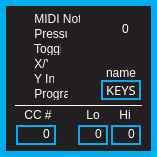
First picture: the form in standalone/ezpz/forms/keyform.ui, repository Muse-Kinetics/softstep_editor, before the edit.
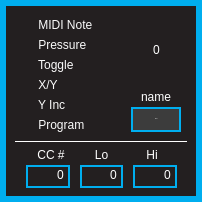
Second picture: the form after the edit. The open tabs and pages were chosen to show the change. Icons and pictures are not drawn.

Commit message: v2.1.0B MacOS Build -Updated UI - enlarged basic editor by hand rather than using buggy qt scaling -Appload form not working, but load is so fast it may not be necessary -Fixed missing MMC Function label in modlines -Fixed scroll bug in navmodline dropdowns Added tooltips to basic editor

Patch:
```diff
--- a/standalone/ezpz/forms/keyform.ui
+++ b/standalone/ezpz/forms/keyform.ui
@@ -6,8 +6,8 @@
    <rect>
     <x>0</x>
     <y>0</y>
-    <width>157</width>
-    <height>157</height>
+    <width>202</width>
+    <height>202</height>
    </rect>
   </property>
   <property name="windowTitle">
@@ -17,7 +17,7 @@
    <bool>false</bool>
   </property>
   <property name="styleSheet">
-   <string notr="true">QWidget
+   <string notr="true">QWidget#keyForm
 {
 	background:		rgba(35,31,32,255);
 	border: 6px solid rgba(0,174,239,255);
@@ -33,7 +33,7 @@
 {
 	background:		rgba(0,0,0,0);
 	color: 				white;
-	font: 				10pt &quot;Futura&quot;;
+	font: 				14px &quot;Futura&quot;;
 	border:				none;
 }
 
@@ -45,7 +45,7 @@
 /* ---------- QSpinBox ------------*/
 QSpinBox
 {
-	font: 10pt &quot;Futura&quot;;
+	font: 14px &quot;Futura&quot;;
 	border: 2px solid rgb(0,174,239);
 	background-color: rgba(0, 0, 0, 255);
 	color: white;
@@ -61,8 +61,8 @@
 /* ---------- QLineEdit ------------*/
 QLineEdit
 {
-	font: 10pt &quot;Futura&quot;;
-	background: rgba(0,174,239,0);
+	font: 14px&quot;Futura&quot;;
+	background: rgba(60,60,60,255);
 	border: 2px solid rgba(0,174,239,255);
 	border-radius: 0px;
 	color: white;
@@ -84,18 +84,54 @@
 /* ---------- QCheckBox ------------*/
 QCheckBox
 {
-	font: 10pt &quot;Futura&quot;;
-	background:rgba(0,174,239,0);
-	color: white;
-	padding:0, 3, 0, 0;
-	border: none;
-}
+	color: rgba(255,255,255,250);
+	background: rgba(0,0,0,0);
+	font: 12px &quot;Futura&quot;;
+	border:	none;
 
-QCheckBox:focus
-{
-	background:rgba(0,174,239,0);
 }
 
+QCheckBox::indicator {
+     width: 14px;
+     height: 14px;
+	padding:0, 0, 0, 0;
+ }
+
+  QCheckBox::indicator::unchecked {
+     image: url(:/resources/radio_off.svg);
+ }
+
+ QCheckBox::indicator:unchecked:hover {
+     image: url(:/resources/radio_off.svg);
+ }
+
+ QCheckBox::indicator:unchecked:pressed {
+     image: url(:/resources/radio_on.svg);
+ }
+
+ QCheckBox::indicator::checked {
+     image: url(:/resources/radio_on.svg);
+ }
+
+ QCheckBox::indicator:checked:pressed {
+     image: url(:/resources/radio_off.svg);
+ }
+
+ QCheckBox::indicator::unchecked:focus {
+     image: url(:/resources/radio_focus_off.svg);
+ }
+
+ QCheckBox::indicator:unchecked:pressed:focus {
+     image: url(:/resources/radio_focus_on.svg);
+ }
+
+ QCheckBox::indicator::checked:focus {
+     image: url(:/resources/radio_focus_on.svg);
+ }
+
+ QCheckBox::indicator:checked:pressed:focus {
+     image: url(:/resources/radio_focus_off.svg);
+ }
 
 /* ------- QStackedWidget ---------*/
 QStackedWidget
@@ -104,22 +140,22 @@
 background: black;
 }
 
+
+
 </string>
   </property>
   <widget class="QLineEdit" name="name">
    <property name="geometry">
     <rect>
-     <x>101</x>
-     <y>80</y>
-     <width>40</width>
-     <height>20</height>
+     <x>131</x>
+     <y>107</y>
+     <width>50</width>
+     <height>25</height>
     </rect>
    </property>
    <property name="font">
     <font>
-     <family>Futura</family>
-     <pointsize>10</pointsize>
-     <weight>50</weight>
+     <pointsize>-1</pointsize>
      <italic>false</italic>
      <bold>false</bold>
     </font>
@@ -140,68 +176,23 @@
     <number>4</number>
    </property>
    <property name="alignment">
-    <set>Qt::AlignRight|Qt::AlignTrailing|Qt::AlignVCenter</set>
+    <set>Qt::AlignCenter</set>
    </property>
   </widget>
   <widget class="QCheckBox" name="sourceNote">
    <property name="geometry">
     <rect>
      <x>15</x>
-     <y>12</y>
-     <width>65</width>
-     <height>16</height>
+     <y>15</y>
+     <width>120</width>
+     <height>20</height>
     </rect>
    </property>
    <property name="focusPolicy">
     <enum>Qt::WheelFocus</enum>
    </property>
    <property name="styleSheet">
-    <string notr="true">QCheckBox
-{
-color: rgba(255,255,255,250);
-	font: 10pt &quot;Futura&quot;;
-}
-
-QCheckBox::indicator {
-     width: 10px;
-     height: 10px;
- }
-
-  QCheckBox::indicator::unchecked {
-     image: url(:/resources/radio_off.png);
- }
-
- QCheckBox::indicator:unchecked:hover {
-     image: url(:/resources/radio_off.png);
- }
-
- QCheckBox::indicator:unchecked:pressed {
-     image: url(:/resources/radio_on.png);
- }
-
- QCheckBox::indicator::checked {
-     image: url(:/resources/radio_on.png);
- }
-
- QCheckBox::indicator:checked:pressed {
-     image: url(:/resources/radio_off.png);
- }
-
- QCheckBox::indicator::unchecked:focus {
-     image: url(:/resources/radio_focus_off.png);
- }
-
- QCheckBox::indicator:unchecked:pressed:focus {
-     image: url(:/resources/radio_focus_on.png);
- }
-
- QCheckBox::indicator::checked:focus {
-     image: url(:/resources/radio_focus_on.png);
- }
-
- QCheckBox::indicator:checked:pressed:focus {
-     image: url(:/resources/radio_focus_off.png);
- }</string>
+    <string notr="true"/>
    </property>
    <property name="text">
     <string> MIDI Note</string>
@@ -211,61 +202,16 @@
    <property name="geometry">
     <rect>
      <x>15</x>
-     <y>27</y>
-     <width>52</width>
-     <height>16</height>
+     <y>35</y>
+     <width>120</width>
+     <height>20</height>
     </rect>
    </property>
    <property name="focusPolicy">
     <enum>Qt::WheelFocus</enum>
    </property>
    <property name="styleSheet">
-    <string notr="true">QCheckBox
-{
-color: rgba(255,255,255,250);
-	font: 10pt &quot;Futura&quot;;
-}
-
-QCheckBox::indicator {
-     width: 10px;
-     height: 10px;
- }
-
-  QCheckBox::indicator::unchecked {
-     image: url(:/resources/radio_off.png);
- }
-
- QCheckBox::indicator:unchecked:hover {
-     image: url(:/resources/radio_off.png);
- }
-
- QCheckBox::indicator:unchecked:pressed {
-     image: url(:/resources/radio_on.png);
- }
-
- QCheckBox::indicator::checked {
-     image: url(:/resources/radio_on.png);
- }
-
- QCheckBox::indicator:checked:pressed {
-     image: url(:/resources/radio_off.png);
- }
-
- QCheckBox::indicator::unchecked:focus {
-     image: url(:/resources/radio_focus_off.png);
- }
-
- QCheckBox::indicator:unchecked:pressed:focus {
-     image: url(:/resources/radio_focus_on.png);
- }
-
- QCheckBox::indicator::checked:focus {
-     image: url(:/resources/radio_focus_on.png);
- }
-
- QCheckBox::indicator:checked:pressed:focus {
-     image: url(:/resources/radio_focus_off.png);
- }</string>
+    <string notr="true"/>
    </property>
    <property name="text">
     <string> Pressure</string>
@@ -275,61 +221,16 @@
    <property name="geometry">
     <rect>
      <x>15</x>
-     <y>42</y>
-     <width>46</width>
-     <height>16</height>
+     <y>55</y>
+     <width>120</width>
+     <height>20</height>
     </rect>
    </property>
    <property name="focusPolicy">
     <enum>Qt::WheelFocus</enum>
    </property>
    <property name="styleSheet">
-    <string notr="true">QCheckBox
-{
-color: rgba(255,255,255,250);
-	font: 10pt &quot;Futura&quot;;
-}
-
-QCheckBox::indicator {
-     width: 10px;
-     height: 10px;
- }
-
-  QCheckBox::indicator::unchecked {
-     image: url(:/resources/radio_off.png);
- }
-
- QCheckBox::indicator:unchecked:hover {
-     image: url(:/resources/radio_off.png);
- }
-
- QCheckBox::indicator:unchecked:pressed {
-     image: url(:/resources/radio_on.png);
- }
-
- QCheckBox::indicator::checked {
-     image: url(:/resources/radio_on.png);
- }
-
- QCheckBox::indicator:checked:pressed {
-     image: url(:/resources/radio_off.png);
- }
-
- QCheckBox::indicator::unchecked:focus {
-     image: url(:/resources/radio_focus_off.png);
- }
-
- QCheckBox::indicator:unchecked:pressed:focus {
-     image: url(:/resources/radio_focus_on.png);
- }
-
- QCheckBox::indicator::checked:focus {
-     image: url(:/resources/radio_focus_on.png);
- }
-
- QCheckBox::indicator:checked:pressed:focus {
-     image: url(:/resources/radio_focus_off.png);
- }</string>
+    <string notr="true"/>
    </property>
    <property name="text">
     <string> Toggle</string>
@@ -339,61 +240,16 @@
    <property name="geometry">
     <rect>
      <x>15</x>
-     <y>57</y>
-     <width>33</width>
-     <height>16</height>
+     <y>75</y>
+     <width>120</width>
+     <height>20</height>
     </rect>
    </property>
    <property name="focusPolicy">
     <enum>Qt::WheelFocus</enum>
    </property>
    <property name="styleSheet">
-    <string notr="true">QCheckBox
-{
-color: rgba(255,255,255,250);
-	font: 10pt &quot;Futura&quot;;
-}
-
-QCheckBox::indicator {
-     width: 10px;
-     height: 10px;
- }
-
-  QCheckBox::indicator::unchecked {
-     image: url(:/resources/radio_off.png);
- }
-
- QCheckBox::indicator:unchecked:hover {
-     image: url(:/resources/radio_off.png);
- }
-
- QCheckBox::indicator:unchecked:pressed {
-     image: url(:/resources/radio_on.png);
- }
-
- QCheckBox::indicator::checked {
-     image: url(:/resources/radio_on.png);
- }
-
- QCheckBox::indicator:checked:pressed {
-     image: url(:/resources/radio_off.png);
- }
-
- QCheckBox::indicator::unchecked:focus {
-     image: url(:/resources/radio_focus_off.png);
- }
-
- QCheckBox::indicator:unchecked:pressed:focus {
-     image: url(:/resources/radio_focus_on.png);
- }
-
- QCheckBox::indicator::checked:focus {
-     image: url(:/resources/radio_focus_on.png);
- }
-
- QCheckBox::indicator:checked:pressed:focus {
-     image: url(:/resources/radio_focus_off.png);
- }</string>
+    <string notr="true"/>
    </property>
    <property name="text">
     <string> X/Y</string>
@@ -403,61 +259,16 @@
    <property name="geometry">
     <rect>
      <x>15</x>
-     <y>72</y>
-     <width>39</width>
-     <height>16</height>
+     <y>95</y>
+     <width>110</width>
+     <height>20</height>
     </rect>
    </property>
    <property name="focusPolicy">
     <enum>Qt::WheelFocus</enum>
    </property>
    <property name="styleSheet">
-    <string notr="true">QCheckBox
-{
-color: rgba(255,255,255,250);
-	font: 10pt &quot;Futura&quot;;
-}
-
-QCheckBox::indicator {
-     width: 10px;
-     height: 10px;
- }
-
-  QCheckBox::indicator::unchecked {
-     image: url(:/resources/radio_off.png);
- }
-
- QCheckBox::indicator:unchecked:hover {
-     image: url(:/resources/radio_off.png);
- }
-
- QCheckBox::indicator:unchecked:pressed {
-     image: url(:/resources/radio_on.png);
- }
-
- QCheckBox::indicator::checked {
-     image: url(:/resources/radio_on.png);
- }
-
- QCheckBox::indicator:checked:pressed {
-     image: url(:/resources/radio_off.png);
- }
-
- QCheckBox::indicator::unchecked:focus {
-     image: url(:/resources/radio_focus_off.png);
- }
-
- QCheckBox::indicator:unchecked:pressed:focus {
-     image: url(:/resources/radio_focus_on.png);
- }
-
- QCheckBox::indicator::checked:focus {
-     image: url(:/resources/radio_focus_on.png);
- }
-
- QCheckBox::indicator:checked:pressed:focus {
-     image: url(:/resources/radio_focus_off.png);
- }</string>
+    <string notr="true"/>
    </property>
    <property name="text">
     <string> Y Inc</string>
@@ -467,9 +278,9 @@
    <property name="geometry">
     <rect>
      <x>15</x>
-     <y>87</y>
-     <width>53</width>
-     <height>16</height>
+     <y>115</y>
+     <width>110</width>
+     <height>20</height>
     </rect>
    </property>
    <property name="focusPolicy">
@@ -479,52 +290,7 @@
     <bool>false</bool>
    </property>
    <property name="styleSheet">
-    <string notr="true">QCheckBox
-{
-color: rgba(255,255,255,250);
-	font: 10pt &quot;Futura&quot;;
-}
-
-QCheckBox::indicator {
-     width: 10px;
-     height: 10px;
- }
-
-  QCheckBox::indicator::unchecked {
-     image: url(:/resources/radio_off.png);
- }
-
- QCheckBox::indicator:unchecked:hover {
-     image: url(:/resources/radio_off.png);
- }
-
- QCheckBox::indicator:unchecked:pressed {
-     image: url(:/resources/radio_on.png);
- }
-
- QCheckBox::indicator::checked {
-     image: url(:/resources/radio_on.png);
- }
-
- QCheckBox::indicator:checked:pressed {
-     image: url(:/resources/radio_off.png);
- }
-
- QCheckBox::indicator::unchecked:focus {
-     image: url(:/resources/radio_focus_off.png);
- }
-
- QCheckBox::indicator:unchecked:pressed:focus {
-     image: url(:/resources/radio_focus_on.png);
- }
-
- QCheckBox::indicator::checked:focus {
-     image: url(:/resources/radio_focus_on.png);
- }
-
- QCheckBox::indicator:checked:pressed:focus {
-     image: url(:/resources/radio_focus_off.png);
- }</string>
+    <string notr="true"/>
    </property>
    <property name="text">
     <string> Program</string>
@@ -533,10 +299,10 @@
   <widget class="QLabel" name="instanceLabel">
    <property name="geometry">
     <rect>
-     <x>100</x>
-     <y>14</y>
-     <width>51</width>
-     <height>30</height>
+     <x>121</x>
+     <y>19</y>
+     <width>71</width>
+     <height>61</height>
     </rect>
    </property>
    <property name="styleSheet">
@@ -552,8 +318,8 @@
   <widget class="QLabel" name="nameLabel">
    <property name="geometry">
     <rect>
-     <x>101</x>
-     <y>65</y>
+     <x>136</x>
+     <y>89</y>
      <width>40</width>
      <height>15</height>
     </rect>
@@ -569,8 +335,8 @@
    <property name="geometry">
     <rect>
      <x>15</x>
-     <y>105</y>
-     <width>127</width>
+     <y>141</y>
+     <width>172</width>
      <height>16</height>
     </rect>
    </property>
@@ -588,9 +354,9 @@
    <property name="geometry">
     <rect>
      <x>10</x>
-     <y>105</y>
-     <width>136</width>
-     <height>41</height>
+     <y>144</y>
+     <width>182</width>
+     <height>46</height>
     </rect>
    </property>
    <property name="contextMenuPolicy">
@@ -868,119 +634,173 @@
     </widget>
    </widget>
    <widget class="QWidget" name="togglePage">
-    <widget class="QSpinBox" name="toggleCC">
+    <widget class="QWidget" name="horizontalLayoutWidget_9">
      <property name="geometry">
       <rect>
        <x>6</x>
-       <y>20</y>
-       <width>40</width>
-       <height>20</height>
-      </rect>
-     </property>
-     <property name="contextMenuPolicy">
-      <enum>Qt::NoContextMenu</enum>
-     </property>
-     <property name="alignment">
-      <set>Qt::AlignRight|Qt::AlignTrailing|Qt::AlignVCenter</set>
-     </property>
-     <property name="buttonSymbols">
-      <enum>QAbstractSpinBox::NoButtons</enum>
-     </property>
-     <property name="maximum">
-      <number>127</number>
-     </property>
-    </widget>
-    <widget class="QLabel" name="toggleCCLabel">
-     <property name="geometry">
-      <rect>
-       <x>8</x>
        <y>0</y>
-       <width>40</width>
-       <height>20</height>
+       <width>171</width>
+       <height>21</height>
       </rect>
      </property>
-     <property name="text">
-      <string>CC #</string>
-     </property>
-     <property name="alignment">
-      <set>Qt::AlignCenter</set>
-     </property>
+     <layout class="QHBoxLayout" name="layoutLabels_Toggle">
+      <property name="spacing">
+       <number>20</number>
+      </property>
+      <property name="sizeConstraint">
+       <enum>QLayout::SetDefaultConstraint</enum>
+      </property>
+      <property name="leftMargin">
+       <number>20</number>
+      </property>
+      <property name="rightMargin">
+       <number>20</number>
+      </property>
+      <item>
+       <widget class="QLabel" name="toggleCCLabel">
+        <property name="sizePolicy">
+         <sizepolicy hsizetype="Minimum" vsizetype="Preferred">
+          <horstretch>0</horstretch>
+          <verstretch>0</verstretch>
+         </sizepolicy>
+        </property>
+        <property name="text">
+         <string>CC #</string>
+        </property>
+        <property name="alignment">
+         <set>Qt::AlignCenter</set>
+        </property>
+       </widget>
+      </item>
+      <item>
+       <widget class="QLabel" name="toggleLoLabel">
+        <property name="sizePolicy">
+         <sizepolicy hsizetype="Minimum" vsizetype="Preferred">
+          <horstretch>0</horstretch>
+          <verstretch>0</verstretch>
+         </sizepolicy>
+        </property>
+        <property name="text">
+         <string>Lo</string>
+        </property>
+        <property name="alignment">
+         <set>Qt::AlignCenter</set>
+        </property>
+       </widget>
+      </item>
+      <item>
+       <widget class="QLabel" name="toggleHiLabel">
+        <property name="sizePolicy">
+         <sizepolicy hsizetype="Minimum" vsizetype="Preferred">
+          <horstretch>0</horstretch>
+          <verstretch>0</verstretch>
+         </sizepolicy>
+        </property>
+        <property name="text">
+         <string>Hi</string>
+        </property>
+        <property name="alignment">
+         <set>Qt::AlignCenter</set>
+        </property>
+       </widget>
+      </item>
+     </layout>
     </widget>
-    <widget class="QLabel" name="toggleLoLabel">
+    <widget class="QWidget" name="horizontalLayoutWidget_10">
      <property name="geometry">
       <rect>
-       <x>68</x>
-       <y>0</y>
-       <width>30</width>
-       <height>20</height>
-      </rect>
-     </property>
-     <property name="text">
-      <string>Lo</string>
-     </property>
-     <property name="alignment">
-      <set>Qt::AlignCenter</set>
-     </property>
-    </widget>
-    <widget class="QSpinBox" name="toggleLo">
-     <property name="geometry">
-      <rect>
-       <x>68</x>
+       <x>6</x>
        <y>20</y>
-       <width>30</width>
-       <height>20</height>
+       <width>171</width>
+       <height>25</height>
       </rect>
      </property>
-     <property name="contextMenuPolicy">
-      <enum>Qt::NoContextMenu</enum>
-     </property>
-     <property name="alignment">
-      <set>Qt::AlignRight|Qt::AlignTrailing|Qt::AlignVCenter</set>
-     </property>
-     <property name="buttonSymbols">
-      <enum>QAbstractSpinBox::NoButtons</enum>
-     </property>
-     <property name="maximum">
-      <number>127</number>
-     </property>
-    </widget>
-    <widget class="QLabel" name="toggleHiLabel">
-     <property name="geometry">
-      <rect>
-       <x>100</x>
-       <y>0</y>
-       <width>30</width>
-       <height>20</height>
-      </rect>
-     </property>
-     <property name="text">
-      <string>Hi</string>
-     </property>
-     <property name="alignment">
-      <set>Qt::AlignCenter</set>
-     </property>
-    </widget>
-    <widget class="QSpinBox" name="toggleHi">
-     <property name="geometry">
-      <rect>
-       <x>101</x>
-       <y>20</y>
-       <width>30</width>
-       <height>20</height>
-      </rect>
-     </property>
-     <property name="contextMenuPolicy">
-      <enum>Qt::NoContextMenu</enum>
-     </property>
-     <property name="alignment">
-      <set>Qt::AlignRight|Qt::AlignTrailing|Qt::AlignVCenter</set>
-     </property>
-     <property name="buttonSymbols">
-      <enum>QAbstractSpinBox::NoButtons</enum>
-     </property>
-     <property name="maximum">
-      <number>127</number>
-     </property>
+     <layout class="QHBoxLayout" name="layoutBoxes_Toggle">
+      <property name="spacing">
+       <number>10</number>
+      </property>
+      <property name="sizeConstraint">
+       <enum>QLayout::SetMinimumSize</enum>
+      </property>
+      <property name="leftMargin">
+       <number>10</number>
+      </property>
+      <property name="topMargin">
+       <number>0</number>
+      </property>
+      <property name="rightMargin">
+       <number>10</number>
+      </property>
+      <property name="bottomMargin">
+       <number>0</number>
+      </property>
+      <item>
+       <widget class="QSpinBox" name="toggleLo">
+        <property name="sizePolicy">
+         <sizepolicy hsizetype="Minimum" vsizetype="Fixed">
+          <horstretch>0</horstretch>
+          <verstretch>0</verstretch>
+         </sizepolicy>
+        </property>
+        <property name="contextMenuPolicy">
+         <enum>Qt::NoContextMenu</enum>
+        </property>
+        <property name="alignment">
+         <set>Qt::AlignRight|Qt::AlignTrailing|Qt::AlignVCenter</set>
+        </property>
+        <property name="buttonSymbols">
+         <enum>QAbstractSpinBox::NoButtons</enum>
+        </property>
+        <property name="maximum">
+         <number>127</number>
+        </property>
+       </widget>
+      </item>
+      <item>
+       <widget class="QSpinBox" name="toggleCC">
+        <property name="sizePolicy">
+         <sizepolicy hsizetype="Minimum" vsizetype="Fixed">
+          <horstretch>0</horstretch>
+          <verstretch>0</verstretch>
+         </sizepolicy>
+        </property>
+        <property name="contextMenuPolicy">
+         <enum>Qt::NoContextMenu</enum>
+        </property>
+        <property name="alignment">
+         <set>Qt::AlignRight|Qt::AlignTrailing|Qt::AlignVCenter</set>
+        </property>
+        <property name="buttonSymbols">
+         <enum>QAbstractSpinBox::NoButtons</enum>
+        </property>
+        <property name="maximum">
+         <number>127</number>
+        </property>
+       </widget>
+      </item>
+      <item>
+       <widget class="QSpinBox" name="toggleHi">
+        <property name="sizePolicy">
+         <sizepolicy hsizetype="Minimum" vsizetype="Fixed">
+          <horstretch>0</horstretch>
+          <verstretch>0</verstretch>
+         </sizepolicy>
+        </property>
+        <property name="contextMenuPolicy">
+         <enum>Qt::NoContextMenu</enum>
+        </property>
+        <property name="alignment">
+         <set>Qt::AlignRight|Qt::AlignTrailing|Qt::AlignVCenter</set>
+        </property>
+        <property name="buttonSymbols">
+         <enum>QAbstractSpinBox::NoButtons</enum>
+        </property>
+        <property name="maximum">
+         <number>127</number>
+        </property>
+       </widget>
+      </item>
+     </layout>
     </widget>
    </widget>
    <widget class="QWidget" name="xyPage">
@@ -1365,6 +1185,31 @@
     </widget>
    </widget>
   </widget>
+  <widget class="QLabel" name="noFocus">
+   <property name="geometry">
+    <rect>
+     <x>110</x>
+     <y>90</y>
+     <width>2</width>
+     <height>2</height>
+    </rect>
+   </property>
+   <property name="text">
+    <string/>
+   </property>
+  </widget>
+  <zorder>noFocus</zorder>
+  <zorder>name</zorder>
+  <zorder>sourceNote</zorder>
+  <zorder>sourcePressure</zorder>
+  <zorder>sourceToggle</zorder>
+  <zorder>sourceXY</zorder>
+  <zorder>sourceYInc</zorder>
+  <zorder>sourceProgram</zorder>
+  <zorder>instanceLabel</zorder>
+  <zorder>nameLabel</zorder>
+  <zorder>dividerLine</zorder>
+  <zorder>sourcesParams</zorder>
  </widget>
  <tabstops>
   <tabstop>sourceNote</tabstop>
```
Left out of the diff: 955 changed lines with no effect on the pictures. The commit also changes 28 other files.
